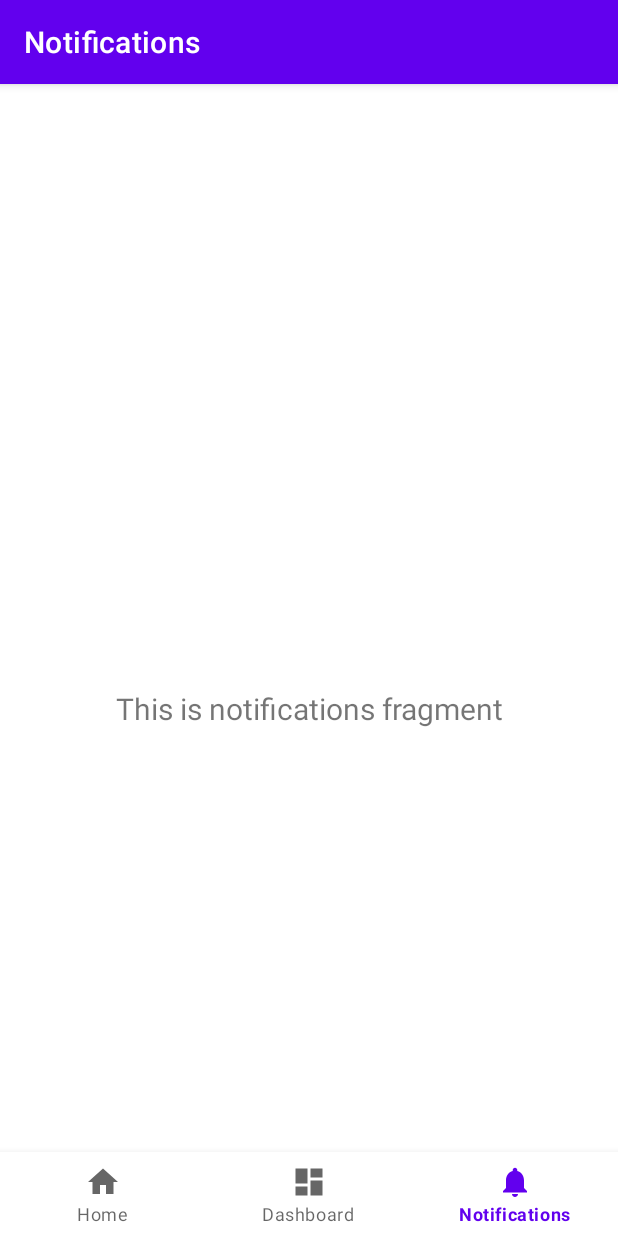
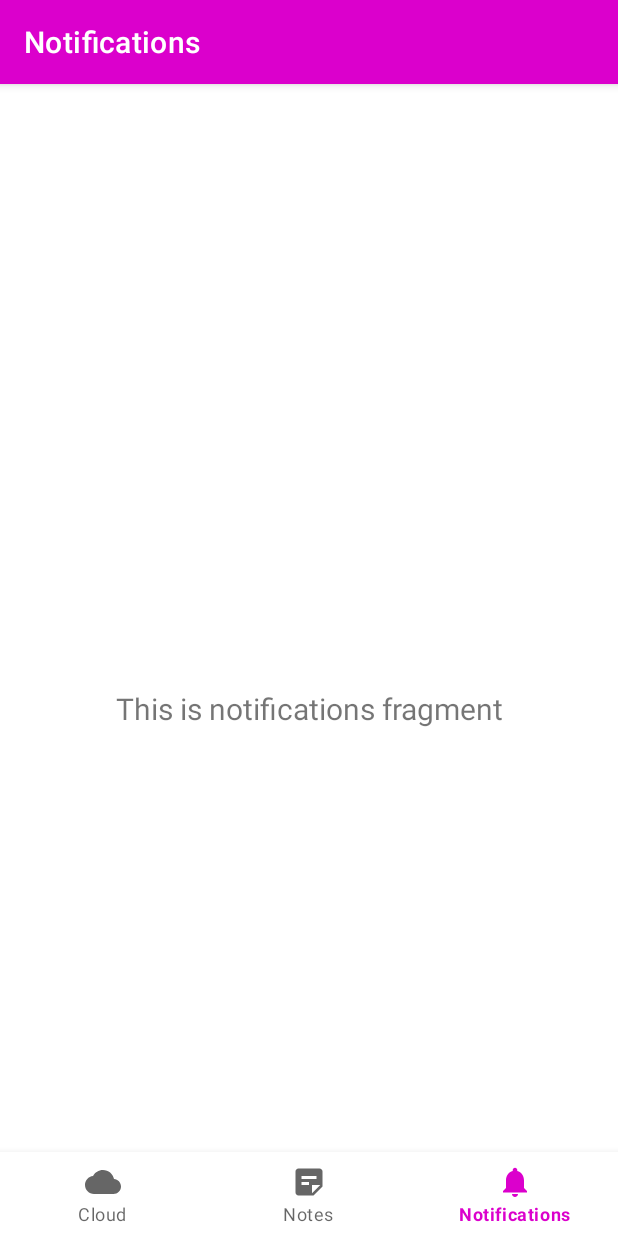
Before and after one commit to rojasruiz/CoolNotes, an Android app: the screen it shows after launch (MainActivity), item 3 of the bottom bar chosen, on a phone screen of 412 x 824 dp. Run offline under Robolectric (Android 15) with nearby library versions, the phone set to English and light mode, and no system bars; our stand-ins replace navigation-ui; libraries missing offline, so code that uses them is left out: jp.wasabeef.recyclerview; 1 statement that could not run was skipped.

Commit message:
Appareance update

```diff
--- /dev/null
+++ b/app/src/main/res/drawable/ic_baseline_cloud_24.xml
@@ -0,0 +1,10 @@
+<vector xmlns:android="http://schemas.android.com/apk/res/android"
+    android:width="24dp"
+    android:height="24dp"
+    android:viewportWidth="24"
+    android:viewportHeight="24"
+    android:tint="?attr/colorControlNormal">
+  <path
+      android:fillColor="@android:color/white"
+      android:pathData="M19.35,10.04C18.67,6.59 15.64,4 12,4 9.11,4 6.6,5.64 5.35,8.04 2.34,8.36 0,10.91 0,14c0,3.31 2.69,6 6,6h13c2.76,0 5,-2.24 5,-5 0,-2.64 -2.05,-4.78 -4.65,-4.96z"/>
+</vector>
--- /dev/null
+++ b/app/src/main/res/drawable/ic_baseline_sticky_note_2_24.xml
@@ -0,0 +1,11 @@
+<vector xmlns:android="http://schemas.android.com/apk/res/android"
+    android:width="24dp"
+    android:height="24dp"
+    android:viewportWidth="24"
+    android:viewportHeight="24"
+    android:tint="?attr/colorControlNormal"
+    android:autoMirrored="true">
+  <path
+      android:fillColor="@android:color/white"
+      android:pathData="M19,3H4.99C3.89,3 3,3.9 3,5l0.01,14c0,1.1 0.89,2 1.99,2h10l6,-6V5C21,3.9 20.1,3 19,3zM7,8h10v2H7V8zM12,14H7v-2h5V14zM14,19.5V14h5.5L14,19.5z"/>
+</vector>
--- a/app/src/main/res/menu/bottom_nav_menu.xml
+++ b/app/src/main/res/menu/bottom_nav_menu.xml
@@ -3,13 +3,13 @@
 
     <item
         android:id="@+id/navigation_home"
-        android:icon="@drawable/ic_home_black_24dp"
-        android:title="@string/title_home" />
+        android:icon="@drawable/ic_baseline_cloud_24"
+        android:title="@string/cloud" />
 
     <item
         android:id="@+id/navigation_dashboard"
-        android:icon="@drawable/ic_dashboard_black_24dp"
-        android:title="@string/title_dashboard" />
+        android:icon="@drawable/ic_baseline_sticky_note_2_24"
+        android:title="@string/notes" />
 
     <item
         android:id="@+id/navigation_notifications"
--- a/app/src/main/res/navigation/mobile_navigation.xml
+++ b/app/src/main/res/navigation/mobile_navigation.xml
@@ -8,13 +8,13 @@
     <fragment
         android:id="@+id/navigation_home"
         android:name="com.alejandro.coolnotes.ui.home.HomeFragment"
-        android:label="@string/title_home"
+        android:label="@string/cloud"
         tools:layout="@layout/fragment_home" />
 
     <fragment
         android:id="@+id/navigation_dashboard"
         android:name="com.alejandro.coolnotes.ui.dashboard.DashboardFragment"
-        android:label="@string/title_dashboard"
+        android:label="@string/notes"
         tools:layout="@layout/fragment_dashboard" />
 
     <fragment
--- a/app/src/main/res/values/colors.xml
+++ b/app/src/main/res/values/colors.xml
@@ -7,4 +7,9 @@
     <color name="teal_700">#FF018786</color>
     <color name="black">#FF000000</color>
     <color name="white">#FFFFFFFF</color>
+    <color name="primary_pink">#DB00CC</color>
+    <color name="primary_pink_variant">#8F0085</color>
+    <color name="secondary_green">#68FF26</color>
+    <color name="secondary_green_variant">#2B8F00</color>
+
 </resources>
--- a/app/src/main/res/values/strings.xml
+++ b/app/src/main/res/values/strings.xml
@@ -6,4 +6,6 @@
     <string name="note_tittle">Note tittle</string>
     <string name="note_description">Note description</string>
     <string name="add_photo">Add photo</string>
+    <string name="notes">Notes</string>
+    <string name="cloud">Cloud</string>
 </resources>
--- a/app/src/main/res/values/themes.xml
+++ b/app/src/main/res/values/themes.xml
@@ -2,15 +2,15 @@
     <!-- Base application theme. -->
     <style name="Theme.CoolNotes" parent="Theme.MaterialComponents.DayNight.DarkActionBar">
         <!-- Primary brand color. -->
-        <item name="colorPrimary">@color/purple_500</item>
-        <item name="colorPrimaryVariant">@color/purple_700</item>
+        <item name="colorPrimary">@color/primary_pink</item>
+        <item name="colorPrimaryVariant">@color/primary_pink_variant</item>
         <item name="colorOnPrimary">@color/white</item>
         <!-- Secondary brand color. -->
-        <item name="colorSecondary">@color/teal_200</item>
-        <item name="colorSecondaryVariant">@color/teal_700</item>
+        <item name="colorSecondary">@color/secondary_green</item>
+        <item name="colorSecondaryVariant">@color/secondary_green_variant</item>
         <item name="colorOnSecondary">@color/black</item>
         <!-- Status bar color. -->
-        <item name="android:statusBarColor" tools:targetApi="l">?attr/colorPrimaryVariant</item>
+        <item name="android:statusBarColor" tools:targetApi="l">?attr/colorPrimary</item>
         <!-- Customize your theme here. -->
     </style>
 </resources>
```
Also changed, not shown: app/src/main/java/com/alejandro/coolnotes/NoteActivity.java (+45 -3 lines).
